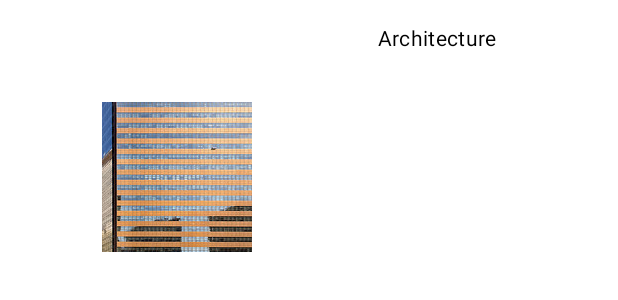
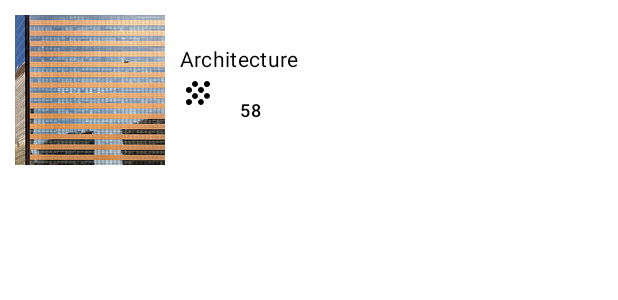
Before and after one commit to Developer-ShivaniSharma/Courses-App, an Android app built with Jetpack Compose: the @Preview function CourseLayoutPreview, on a phone screen of 412 x 824 dp. Shown: the top 300 px of the screen. Run offline under Robolectric (Android 15) with nearby library versions, the phone set to English and light mode, and no system bars.

Commit message:
Add text and icon

```diff
--- a/app/src/main/java/com/myapp/coursesapp/MainActivity.kt
+++ b/app/src/main/java/com/myapp/coursesapp/MainActivity.kt
@@ -5,19 +5,30 @@ import androidx.activity.ComponentActivity
 import androidx.activity.compose.setContent
 import androidx.compose.foundation.Image
 import androidx.compose.foundation.layout.Box
+import androidx.compose.foundation.layout.Column
 import androidx.compose.foundation.layout.Row
 import androidx.compose.foundation.layout.fillMaxHeight
 import androidx.compose.foundation.layout.fillMaxSize
 import androidx.compose.foundation.layout.fillMaxWidth
 import androidx.compose.foundation.layout.padding
+import androidx.compose.material.icons.Icons
+import androidx.compose.material.icons.filled.Call
+import androidx.compose.material.icons.filled.Share
+import androidx.compose.material3.Icon
 import androidx.compose.material3.MaterialTheme
 import androidx.compose.material3.Surface
 import androidx.compose.material3.Text
 import androidx.compose.runtime.Composable
+import androidx.compose.ui.Alignment
 import androidx.compose.ui.Modifier
+import androidx.compose.ui.graphics.Color
+import androidx.compose.ui.graphics.ColorFilter
+import androidx.compose.ui.layout.ContentScale
+import androidx.compose.ui.modifier.modifierLocalConsumer
 import androidx.compose.ui.platform.LocalContext
 import androidx.compose.ui.res.painterResource
 import androidx.compose.ui.res.stringResource
+import androidx.compose.ui.text.style.LineHeightStyle
 import androidx.compose.ui.tooling.preview.Preview
 import androidx.compose.ui.unit.dp
 import com.myapp.coursesapp.model.Topic
@@ -39,28 +50,50 @@ class MainActivity : ComponentActivity() {
         }
     }
 }
-@Composable
-fun CourseLayoutApp(){}
 
 @Composable
-fun CourseLayout(topic:Topic, modifier: Modifier = Modifier) {
-Box(modifier=modifier) {
-    Row {
-        Image(painter = painterResource(topic.imageResourceID),
-            contentDescription = stringResource(topic.topicName),
-            modifier=Modifier.padding(68.dp))
-        Text(
-            text = LocalContext.current.getString(topic.topicName),
-            modifier=Modifier.padding(16.dp),
-            style = MaterialTheme.typography.bodyMedium)
+fun CourseLayoutApp() {
+}
+
+@Composable
+fun CourseLayout(topic: Topic, modifier: Modifier = Modifier) {
+    Box {
+        Row(modifier = Modifier.fillMaxWidth()) {
+            Image(
+                painter = painterResource(topic.imageResourceID),
+                contentDescription = stringResource(topic.topicName),
+                modifier = Modifier.padding(10.dp)
+            )
+            Column {
+                Text(
+                    text = LocalContext.current.getString(topic.topicName),
+                    modifier = Modifier.padding(top = 30.dp),
+                    style = MaterialTheme.typography.bodyMedium
+                )
+                Row {
+                    Image(
+                        painter = painterResource(R.drawable.ic_grain),
+                        contentDescription = null,
+                        colorFilter = ColorFilter.tint(Color.Black)
+                    )
+
+                    Text(
+                        text = topic.associatedCourse.toString(),
+                        modifier = Modifier.padding(16.dp),
+                        style = MaterialTheme.typography.labelMedium
+                    )
+
+                }
+
+            }
+        }
     }
-}
 }
 
 @Preview(showBackground = true)
 @Composable
 fun CourseLayoutPreview() {
     CoursesAppTheme {
-        CourseLayout(Topic(R.string.architecture,58,R.drawable.architecture))
+        CourseLayout(Topic(R.string.architecture, 58, R.drawable.architecture))
     }
 }
--- /dev/null
+++ b/app/src/main/res/drawable/ic_grain.xml
@@ -0,0 +1,11 @@
+<?xml version="1.0" encoding="utf-8"?>
+<vector
+    xmlns:android="http://schemas.android.com/apk/res/android"
+    android:width="24dp"
+    android:height="24dp"
+    android:viewportWidth="24"
+    android:viewportHeight="24">
+    <path
+        android:pathData="M9.98,3.98C11.06,3.98 12,4.92 12,6s-0.94,2.02 -2.02,2.02A2.02,2.02 0,0 1,8.02 6c0,-1.08 0.89,-2.02 1.96,-2.02zM14.02,8.02c1.07,0 1.96,0.89 1.96,1.96 0,1.08 -0.89,2.02 -1.96,2.02A2.06,2.06 0,0 1,12 9.98c0,-1.07 0.94,-1.96 2.02,-1.96zM18,12c1.08,0 2.02,0.94 2.02,2.02a2.02,2.02 0,0 1,-4.03 0c0,-1.08 0.93,-2.02 2.01,-2.02zM14.02,15.98a2.02,2.02 0,0 1,0 4.03A2.06,2.06 0,0 1,12 18c0,-1.08 0.94,-2.02 2.02,-2.02zM18,8.02A2.06,2.06 0,0 1,15.98 6c0,-1.08 0.94,-2.02 2.02,-2.02s2.02,0.94 2.02,2.02 -0.94,2.02 -2.02,2.02zM6,15.98c1.08,0 2.02,0.94 2.02,2.02S7.08,20.02 6,20.02A2.06,2.06 0,0 1,3.98 18c0,-1.08 0.94,-2.02 2.02,-2.02zM6,8.02c1.08,0 2.02,0.89 2.02,1.96C8.02,11.06 7.08,12 6,12a2.06,2.06 0,0 1,-2.02 -2.02c0,-1.07 0.94,-1.96 2.02,-1.96zM9.98,12c1.08,0 2.02,0.94 2.02,2.02 0,1.07 -0.94,1.96 -2.02,1.96 -1.07,0 -1.96,-0.89 -1.96,-1.96 0,-1.08 0.89,-2.02 1.96,-2.02z"
+        android:fillColor="#fff"/>
+</vector>
```
